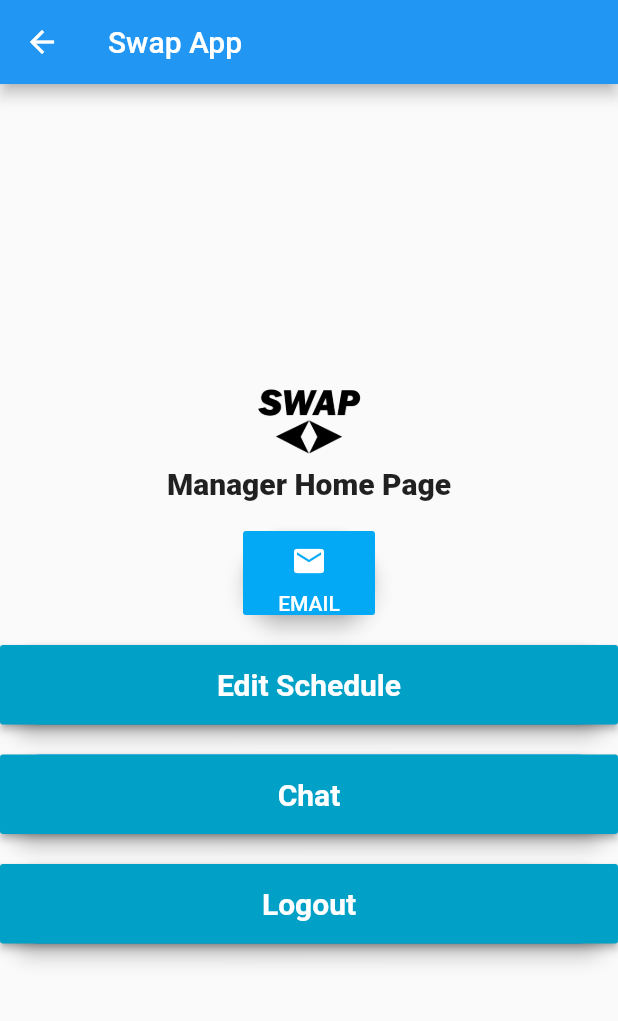
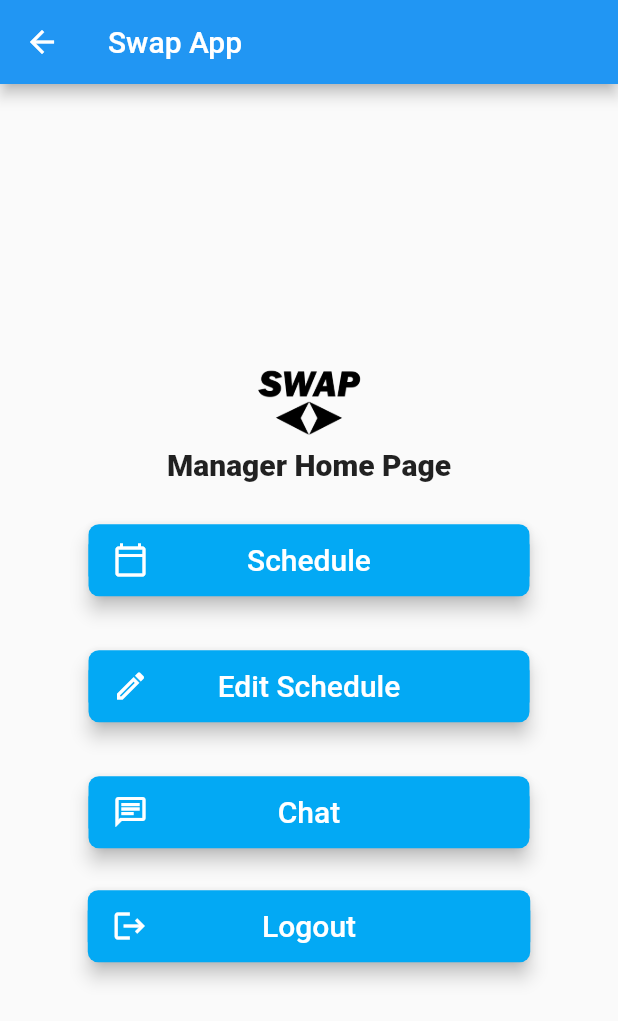
Before and after one commit to wskowro/SwapProject, a Flutter app: the MyManagerHomePage screen opened directly with empty values, on a phone screen of 412 x 824 dp. Shown: the top 1021 px of the screen. Run offline on Flutter 3.47's test engine with Material 2 defaults, Android fonts, the phone set to English and light mode, and no system bars; our stand-ins replace cached_network_image, cloud_firestore, firebase_auth, firebase_core, firebase_dynamic_links, firebase_messaging and 5 more; accounts and stored records are empty; Roboto replaces fonts that are missing (Montserrat).

Commit message:
Updated managerHome and home. Changed the buttons to match the length of the login screen. Added icons to them as well. Setup chat navigator.push for managerHome

```diff
--- a/lib/managerHome.dart
+++ b/lib/managerHome.dart
@@ -59,66 +59,91 @@ class _MyManagerHomePageState extends State<MyManagerHomePage> {
               SizedBox(
                 height: 20.0,
               ),
+          Container(
+            width: 310,
+            padding: const EdgeInsets.all(8.0),
+            child:
               Material(
                 elevation: 5,
                 color: Colors.lightBlue,
-                borderRadius: BorderRadius.circular(32.0),
+                borderRadius: BorderRadius.circular(7.0),
                 child:
                 FlatButton(
                   textColor: Colors.white,
-                  height: 45.0,
+                  height: 15.0,
                   color: Colors.lightBlue,
                   onPressed: () {},
-                  child: Column(
-                    mainAxisAlignment: MainAxisAlignment.center,
-                    children: [
-                      Padding(
-                        padding: const EdgeInsets.all(8.0),
-                        child: Icon(
-                          Icons.email,
-                          color: Colors.white,
+                  child: Stack(
+                    children: <Widget>[
+                      Align(
+                        alignment: Alignment.centerLeft,
+                        child: Icon(Icons.calendar_today_outlined),
+                      ),
+                      Align(
+                        child: Text(
+                          "Schedule",
+                          style: new TextStyle(
+                            fontSize: 20.0,
                           ),
                         ),
-                      Text(
-                        'EMAIL',
                       )
                     ],
                   ),
                 ),
-
+                ),
               ),
               SizedBox(
                 height: 20.0,
               ),
+              Container(
+                width: 310,
+                padding: const EdgeInsets.all(8.0),
+                child:
                 Material(
                   elevation: 5,
                   color: Colors.lightBlue,
-                borderRadius: BorderRadius.circular(32.0),
+                  borderRadius: BorderRadius.circular(7.0),
                   child:
-                MaterialButton(
-                  onPressed: () async {
-                    setState(() {
-                      showProgress = true;
-                    });
-                    //Button push here later
-                  },
-                  minWidth: MediaQuery.of(context).size.width,
-                  padding: EdgeInsets.fromLTRB(20.0, 15.0, 20.0, 15.0),
-                  color: Color(0xff01A0C7),
-                  child: Text("Edit Schedule", style: TextStyle(fontFamily: 'Montserrat', fontSize: 20.0, color: Colors.white, fontWeight: FontWeight.bold),
+                  FlatButton(
+                    textColor: Colors.white,
+                    height: 15.0,
+                    color: Colors.lightBlue,
+                    onPressed: () {},
+                    child: Stack(
+                      children: <Widget>[
+                        Align(
+                          alignment: Alignment.centerLeft,
+                          child: Icon(Icons.edit_outlined),
+                        ),
+                        Align(
+                          child: Text(
+                            "Edit Schedule",
+                            style: new TextStyle(
+                              fontSize: 20.0,
                             ),
                           ),
-
+                        )
+                      ],
+                    ),
+                  ),
+                ),
               ),
               SizedBox(
                 height: 20.0,
               ),
+              Container(
+                width: 310,
+                padding: const EdgeInsets.all(8.0),
+                child:
                 Material(
                   elevation: 5,
                   color: Colors.lightBlue,
-                borderRadius: BorderRadius.circular(32.0),
+                  borderRadius: BorderRadius.circular(7.0),
                   child:
-                MaterialButton(
+                  FlatButton(
+                    textColor: Colors.white,
+                    height: 15.0,
+                    color: Colors.lightBlue,
                     onPressed: () async {
                       setState(() {
                         showProgress = true;
@@ -127,38 +152,59 @@ class _MyManagerHomePageState extends State<MyManagerHomePage> {
                           context,
                           MaterialPageRoute(builder: (context) => ChatApp(currentUserId: currentUserId)));
                     },
-                  minWidth: MediaQuery.of(context).size.width,
-                  padding: EdgeInsets.fromLTRB(20.0, 15.0, 20.0, 15.0),
-                  color: Color(0xff01A0C7),
-                  child: Text("Chat", style: TextStyle(fontFamily: 'Montserrat', fontSize: 20.0, color: Colors.white, fontWeight: FontWeight.bold),
+                    child: Stack(
+                      children: <Widget>[
+                        Align(
+                          alignment: Alignment.centerLeft,
+                          child: Icon(Icons.chat_outlined),
+                        ),
+                        Align(
+                          child: Text(
+                            "Chat",
+                            style: new TextStyle(
+                              fontSize: 20.0,
                             ),
                           ),
-
+                        )
+                      ],
+                    ),
+                  ),
+                ),
               ),
               SizedBox(
                 height: 20.0,
               ),
+              Container(
+                width: 295,
+                child:
                 Material(
                   elevation: 5,
                   color: Colors.lightBlue,
-                borderRadius: BorderRadius.circular(32.0),
+                  borderRadius: BorderRadius.circular(7.0),
                   child:
-                MaterialButton(
-                  onPressed: () async {
-                    setState(() {
-                      showProgress = true;
-                    });
-                    Navigator.push(
-                        context,
-                        MaterialPageRoute(builder: (context) => MyLoginPage()));
-                  },
-                  minWidth: MediaQuery.of(context).size.width,
-                  padding: EdgeInsets.fromLTRB(20.0, 15.0, 20.0, 15.0),
-                  color: Color(0xff01A0C7),
-                  child: Text("Logout", style: TextStyle(fontFamily: 'Montserrat', fontSize: 20.0, color: Colors.white, fontWeight: FontWeight.bold),
+                  FlatButton(
+                    textColor: Colors.white,
+                    height: 15.0,
+                    color: Colors.lightBlue,
+                    onPressed: () {},
+                    child: Stack(
+                      children: <Widget>[
+                        Align(
+                          alignment: Alignment.centerLeft,
+                          child: Icon(Icons.logout),
+                        ),
+                        Align(
+                          child: Text(
+                            "Logout",
+                            style: new TextStyle(
+                              fontSize: 20.0,
                             ),
                           ),
-
+                        )
+                      ],
+                    ),
+                  ),
+                ),
               ),
               SizedBox(
                 height: 15.0,
```
Also changed, not shown: lib/home.dart (+72 -21 lines). Lines whose indentation alone changed are shown as unchanged.
